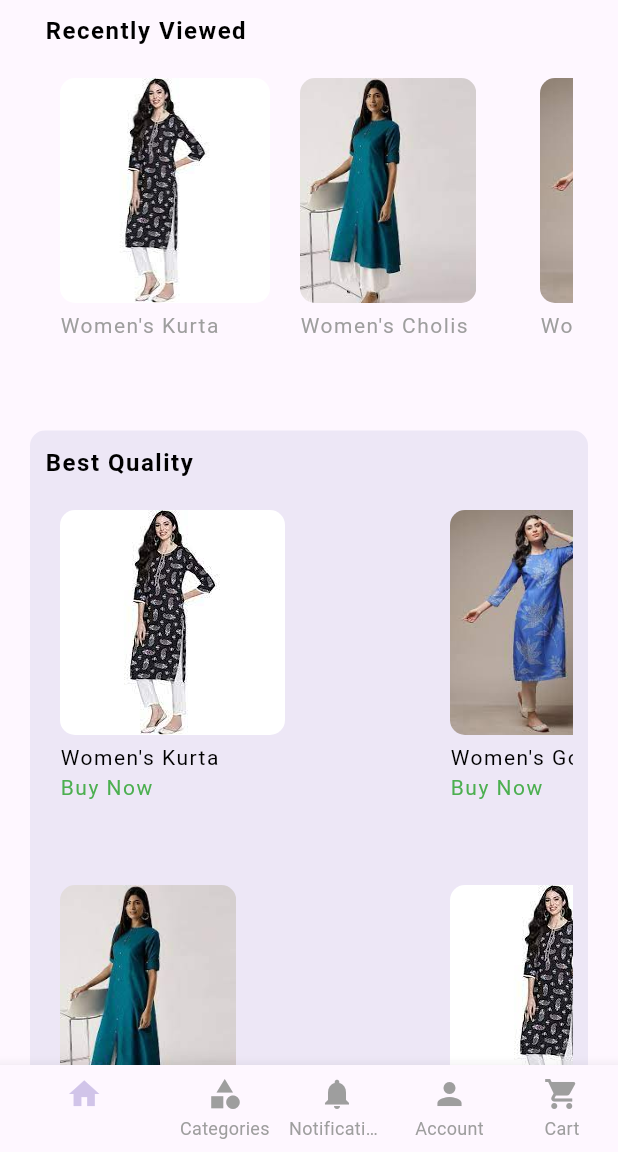
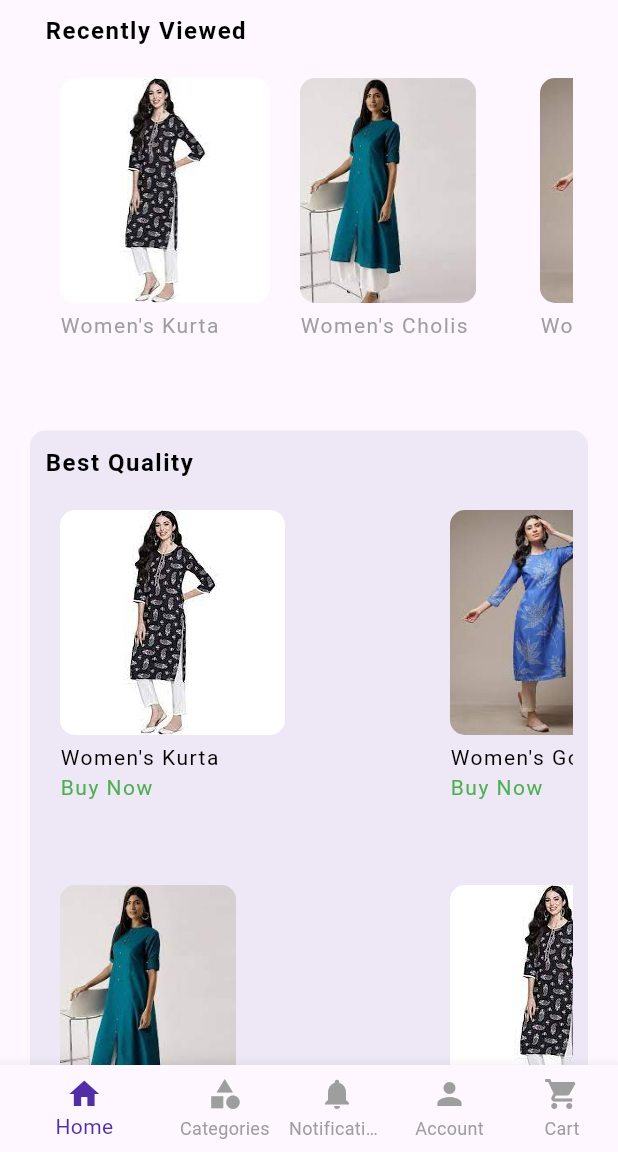
Before and after one commit to SafreenAfrana/smarther_app, a Flutter app: the screen it shows after launch, scrolled down 576 dp, on a phone screen of 412 x 824 dp, the part 84-1236 px from its top. Run offline on Flutter 3.47's test engine with Material 2 defaults, Android fonts, the light colour scheme and no system bars; our stand-ins replace flutter_form_builder, flutter_spinkit; missing offline and left inert: flutter_carousel_slider.

Commit message:
initial commit

```diff
--- a/lib/shared/common.dart
+++ b/lib/shared/common.dart
@@ -62,7 +62,7 @@ List<ListModel> superDealslist = [
   ListModel(
     image: Image.asset(
       "assets/superdeals/img1.jpg",
-      fit: BoxFit.fill,
+      fit: BoxFit.contain,
     ),
     text: 'Trending Deals',
     onTap: (context) {},
@@ -70,7 +70,7 @@ List<ListModel> superDealslist = [
   ListModel(
     image: Image.asset(
       "assets/superdeals/img2.jpg",
-      fit: BoxFit.fill,
+      fit: BoxFit.contain,
     ),
     text: 'Sale is Live',
     onTap: (context) {},
@@ -78,7 +78,7 @@ List<ListModel> superDealslist = [
   ListModel(
     image: Image.asset(
       "assets/superdeals/img3.jpg",
-      fit: BoxFit.fill,
+      fit: BoxFit.contain,
     ),
     text: 'Super Deals',
     onTap: (context) {},
--- a/lib/widgets/bottom_navigation_widget.dart
+++ b/lib/widgets/bottom_navigation_widget.dart
@@ -7,11 +7,12 @@ Widget bottomNavigationWidget(
   return BottomNavigationBar(
       currentIndex: currentIndex,
       selectedIconTheme: IconThemeData(
-        color: Colors.deepPurple[100],
+        color: Colors.deepPurple[700],
       ),
       showSelectedLabels: true,
+      selectedItemColor: Colors.deepPurple[700],
       selectedLabelStyle: TextStyle(
-        color: Colors.deepPurple[200],
+        color: Colors.deepPurple[700],
       ),
       unselectedItemColor: Colors.grey,
       showUnselectedLabels: true,
--- a/lib/widgets/quick_links_widget.dart
+++ b/lib/widgets/quick_links_widget.dart
@@ -9,13 +9,13 @@ Widget quickLinkWidget(BuildContext context) {
       height: 100.0,
       width: double.infinity,
       child: GridView.builder(
-          shrinkWrap: true,
+          // shrinkWrap: true,
           physics: ClampingScrollPhysics(),
           scrollDirection: Axis.horizontal,
           itemCount: lists.length,
           gridDelegate: SliverGridDelegateWithMaxCrossAxisExtent(
-              maxCrossAxisExtent: 350,
-              childAspectRatio: 2 / 2,
+              maxCrossAxisExtent: double.infinity,
+              childAspectRatio: 1,
               crossAxisSpacing: 0,
               mainAxisSpacing: 0),
           itemBuilder: (BuildContext context, int index) {
```
